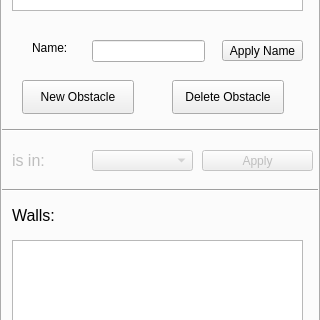
Old version of the form forms/roomwidget.ui in the repository JuPedSim/jpseditor; both pictures show x 0 to 320 and y 136 to 456 of the 320 by 678 pixel window.
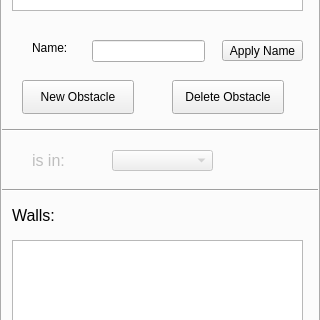
New version of the form. The open tabs and pages were chosen to show the change.

Commit message: 'apply button' for obstacles' roomdefinition removed

```diff
--- a/forms/roomwidget.ui
+++ b/forms/roomwidget.ui
@@ -786,9 +786,9 @@
     </property>
     <property name="geometry">
      <rect>
-      <x>10</x>
+      <x>30</x>
       <y>250</y>
-      <width>201</width>
+      <width>61</width>
       <height>41</height>
      </rect>
     </property>
@@ -807,29 +807,13 @@
     </property>
     <property name="geometry">
      <rect>
-      <x>90</x>
+      <x>110</x>
       <y>260</y>
       <width>101</width>
       <height>21</height>
      </rect>
     </property>
    </widget>
-   <widget class="QPushButton" name="apply_room2obs">
-    <property name="enabled">
-     <bool>false</bool>
-    </property>
-    <property name="geometry">
-     <rect>
-      <x>200</x>
-      <y>260</y>
-      <width>111</width>
-      <height>21</height>
-     </rect>
-    </property>
-    <property name="text">
-     <string>Apply</string>
-    </property>
-   </widget>
   </widget>
  </widget>
  <resources/>
```
Left out of the diff: 2 changed lines with no effect on the pictures. The commit also changes 3 other files.
